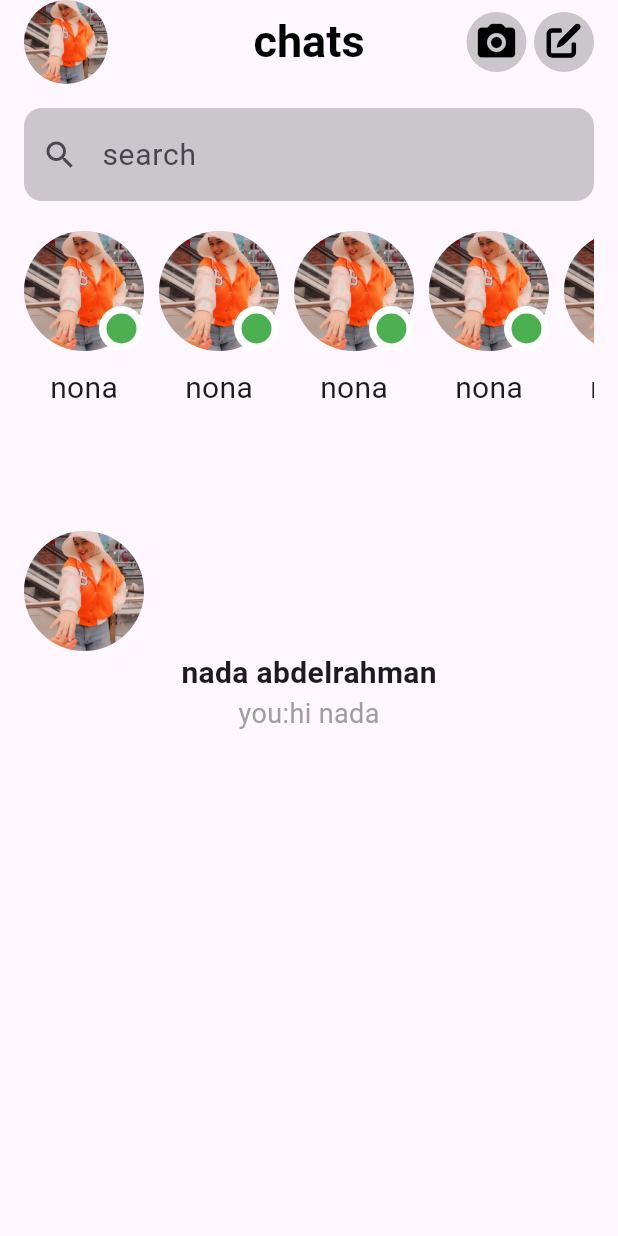
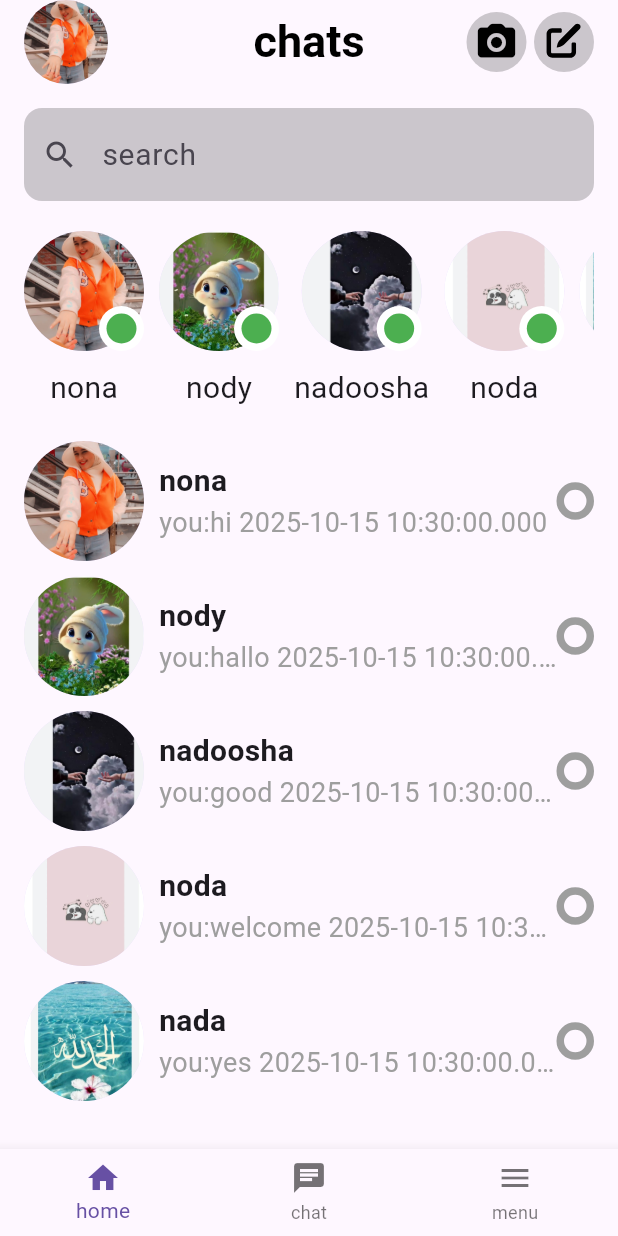
Before and after one commit to nadamabdelrahman55-cyber/messenger, a Flutter app: the screen it shows after launch, on a phone screen of 412 x 824 dp. Run offline on Flutter 3.47's test engine with Material 3 defaults, Android fonts, the phone set to English and light mode, and no system bars; our stand-ins replace flutter_svg.

Commit message:
first commit

```diff
--- /dev/null
+++ b/flutter_application_1/lib/models/user_model.dart
@@ -0,0 +1,27 @@
+class UserModel {
+  String name;
+  String image;
+  String? lastMessage;
+  DateTime time = DateTime.now();
+  UserModel({required this.name, required this.image, this.lastMessage});
+}
+
+List<UserModel> users = [
+  UserModel(name: "nona", image: "assets/images/nona.jpg", lastMessage: "hi"),
+  UserModel(
+    name: "nody",
+    image: "assets/images/cuit.jpg",
+    lastMessage: "hallo",
+  ),
+  UserModel(
+    name: "nadoosha",
+    image: "assets/images/pic.jpg",
+    lastMessage: "good",
+  ),
+  UserModel(
+    name: "noda",
+    image: "assets/images/banda.jpg",
+    lastMessage: "welcome",
+  ),
+  UserModel(name: "nada", image: "assets/images/allah.jpg", lastMessage: "yes"),
+];
--- /dev/null
+++ b/flutter_application_1/lib/screens/messenger/chat_vertical_list_view.dart
@@ -0,0 +1,19 @@
+import 'package:flutter/material.dart';
+import 'package:flutter_application_1/models/user_model.dart';
+import 'package:flutter_application_1/screens/messenger/widgets/chat_horizantal_widget.dart';
+
+class ChatVerticalListView extends StatelessWidget {
+  const ChatVerticalListView({super.key});
+
+  @override
+  Widget build(BuildContext context) {
+    return Expanded(
+      child: ListView.separated(
+        itemBuilder: (context, index) =>
+            ChatHorizantalWidget(user: users[index]),
+        separatorBuilder: (context, index) => SizedBox(height: 10),
+        itemCount: users.length,
+      ),
+    );
+  }
+}
--- a/flutter_application_1/lib/screens/messenger/messenger_screen.dart
+++ b/flutter_application_1/lib/screens/messenger/messenger_screen.dart
@@ -1,9 +1,9 @@
 import 'package:flutter/material.dart';
+import 'package:flutter_application_1/screens/messenger/chat_vertical_list_view.dart';
 import 'package:flutter_application_1/screens/messenger/widgets/chat_horizantal_list_view.dart';
-import 'package:flutter_application_1/screens/messenger/widgets/chat_vertical_widget.dart';
+
 import 'package:flutter_application_1/screens/messenger/widgets/messenger_app_bar.dart';
 import 'package:flutter_application_1/screens/messenger/widgets/search_feild.dart';
-import 'package:flutter_application_1/theme/app_colors.dart';
 
 class MessengerScreen extends StatelessWidget {
   const MessengerScreen({super.key});
@@ -12,6 +12,13 @@ class MessengerScreen extends StatelessWidget {
   Widget build(BuildContext context) {
     return Scaffold(
       appBar: MessengerAppBar(),
+      bottomNavigationBar: BottomNavigationBar(
+        items: [
+          BottomNavigationBarItem(icon: Icon(Icons.home), label: "home"),
+          BottomNavigationBarItem(icon: Icon(Icons.chat), label: "chat"),
+          BottomNavigationBarItem(icon: Icon(Icons.menu), label: "menu"),
+        ],
+      ),
       body: Padding(
         padding: const EdgeInsets.all(16),
         child: Column(
@@ -19,26 +26,8 @@ class MessengerScreen extends StatelessWidget {
             SearchFeild(),
             SizedBox(height: 20),
             ChatHorizantalListView(),
-            Row(
-              children: [
-                CircleAvatar(
-                  radius: 40,
-                  backgroundImage: AssetImage("assets/images/nona.jpg"),
-                ),
-              ],
-            ),
-            Column(
-              children: [
-                Text(
-                  "nada abdelrahman",
-                  style: TextStyle(fontSize: 20, fontWeight: FontWeight.bold),
-                ),
-                Text(
-                  "you:hi nada",
-                  style: TextStyle(fontSize: 18, color: Colors.grey),
-                ),
-              ],
-            ),
+            SizedBox(height: 20),
+            ChatVerticalListView(),
           ],
         ),
       ),
--- a/flutter_application_1/lib/screens/messenger/widgets/chat_horizantal_list_view.dart
+++ b/flutter_application_1/lib/screens/messenger/widgets/chat_horizantal_list_view.dart
@@ -1,4 +1,5 @@
 import 'package:flutter/material.dart';
+import 'package:flutter_application_1/models/user_model.dart';
 import 'package:flutter_application_1/screens/messenger/widgets/chat_vertical_widget.dart';
 
 class ChatHorizantalListView extends StatelessWidget {
@@ -7,11 +8,14 @@ class ChatHorizantalListView extends StatelessWidget {
   @override
   Widget build(BuildContext context) {
     return SizedBox(
-      height: 200,
+      height: 120,
       child: ListView.separated(
         scrollDirection: Axis.horizontal,
-        itemBuilder: (context, index) => ChatVerticalWidget(name: "nona"),
-        itemCount: 20,
+        itemBuilder: (context, index) => ChatVerticalWidget(
+          name: users[index].name,
+          image: users[index].image,
+        ),
+        itemCount: users.length,
         separatorBuilder: (context, index) => SizedBox(width: 10),
       ),
     );
--- /dev/null
+++ b/flutter_application_1/lib/screens/messenger/widgets/chat_horizantal_widget.dart
@@ -0,0 +1,48 @@
+import 'package:flutter/material.dart';
+import 'package:flutter_application_1/models/user_model.dart';
+
+class ChatHorizantalWidget extends StatelessWidget {
+  final UserModel user;
+  const ChatHorizantalWidget({super.key, required this.user});
+
+  @override
+  Widget build(BuildContext context) {
+    return Row(
+      children: [
+        CircleAvatar(
+          radius: 40,
+          backgroundImage: Image.asset(user.image).image,
+        ),
+        SizedBox(width: 10),
+        Expanded(
+          child: Column(
+            crossAxisAlignment: CrossAxisAlignment.start,
+            children: [
+              Text(
+                user.name,
+                style: TextStyle(fontSize: 20, fontWeight: FontWeight.bold),
+                maxLines: 1,
+                overflow: TextOverflow.ellipsis,
+              ),
+              Text(
+                "you:${user.lastMessage} ${user.time.toString()}",
+                style: TextStyle(fontSize: 18, color: Colors.grey),
+                maxLines: 1,
+                overflow: TextOverflow.ellipsis,
+              ),
+            ],
+          ),
+        ),
+
+        Container(
+          height: 25,
+          width: 25,
+          decoration: BoxDecoration(
+            shape: BoxShape.circle,
+            border: Border.all(width: 5, color: Colors.grey),
+          ),
+        ),
+      ],
+    );
+  }
+}
--- a/flutter_application_1/lib/screens/messenger/widgets/chat_vertical_widget.dart
+++ b/flutter_application_1/lib/screens/messenger/widgets/chat_vertical_widget.dart
@@ -2,7 +2,12 @@ import 'package:flutter/material.dart';
 
 class ChatVerticalWidget extends StatelessWidget {
   final String name;
-  const ChatVerticalWidget({super.key, required this.name});
+  final String image;
+  const ChatVerticalWidget({
+    super.key,
+    required this.name,
+    required this.image,
+  });
 
   @override
   Widget build(BuildContext context) {
@@ -11,10 +16,7 @@ class ChatVerticalWidget extends StatelessWidget {
         Stack(
           alignment: AlignmentGeometry.bottomRight,
           children: [
-            CircleAvatar(
-              radius: 40,
-              backgroundImage: Image.asset("assets/images/nona.jpg").image,
-            ),
+            CircleAvatar(radius: 40, backgroundImage: Image.asset(image).image),
             CircleAvatar(
               radius: 15,
               backgroundColor: Colors.white,
--- a/flutter_application_1/lib/screens/messenger/widgets/messenger_app_bar.dart
+++ b/flutter_application_1/lib/screens/messenger/widgets/messenger_app_bar.dart
@@ -9,6 +9,8 @@ class MessengerAppBar extends StatelessWidget implements PreferredSizeWidget {
     return Padding(
       padding: const EdgeInsets.symmetric(horizontal: 16),
       child: AppBar(
+        backgroundColor: Colors.transparent,
+        scrolledUnderElevation: 0,
         leading: CircleAvatar(
           backgroundImage: Image.asset("assets/images/nona.jpg").image,
         ),
```
Also changed, not shown: flutter_application_1/assets/images/allah.jpg (added), flutter_application_1/assets/images/banda.jpg (added), flutter_application_1/assets/images/cuit.jpg (added), flutter_application_1/assets/images/pic.jpg (added).
